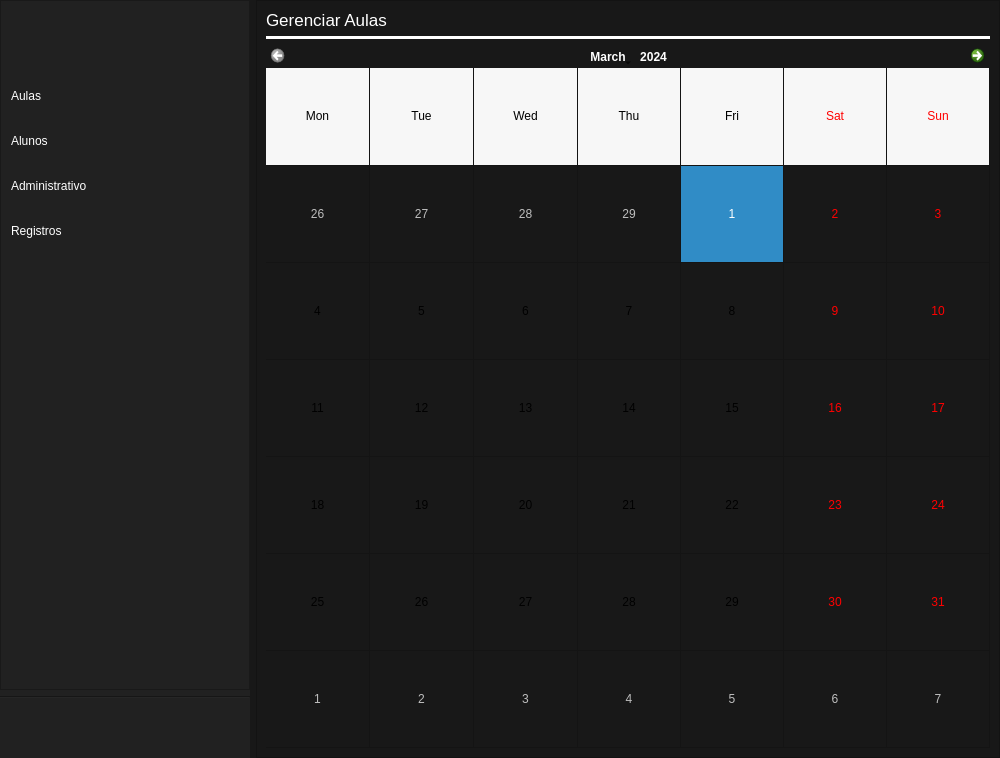
Before: the Qt Designer form views/ui/raw/main_view.ui in vitorcarnieli/desktop-bjjadmin, drawn with Qt 5.
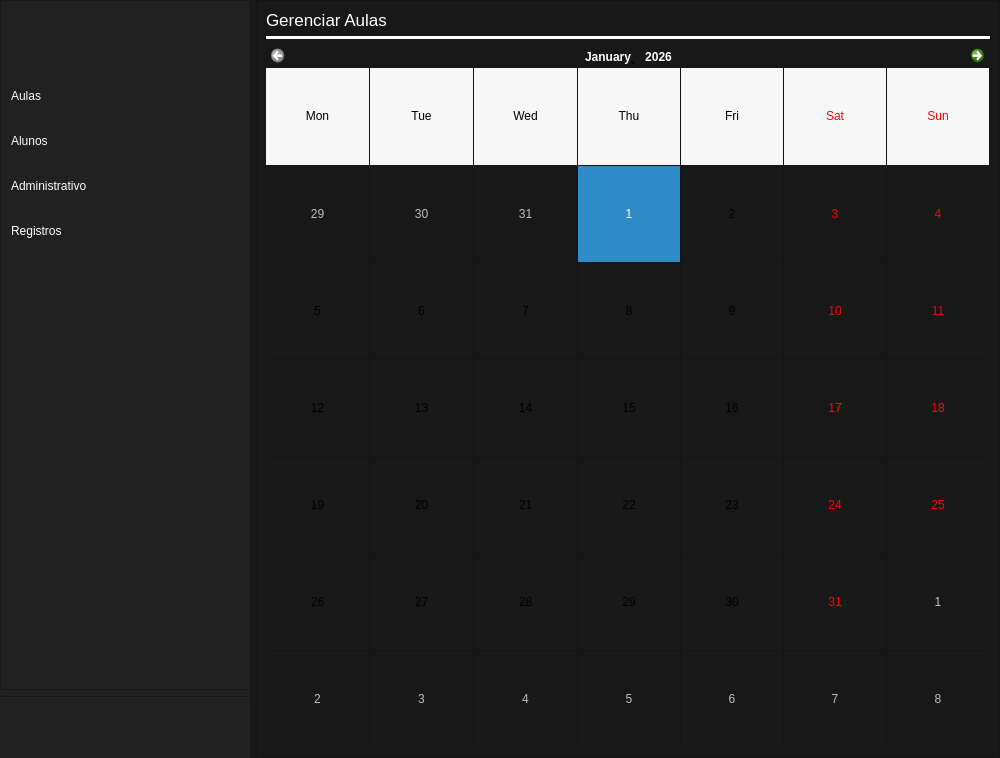
After: the same form once the commit is applied. Icons and pictures are not drawn.

```diff
--- a/views/ui/raw/main_view.ui
+++ b/views/ui/raw/main_view.ui
@@ -610,8 +610,8 @@
                </property>
                <property name="minimumDate">
                 <date>
-                 <year>2024</year>
-                 <month>3</month>
+                 <year>2026</year>
+                 <month>1</month>
                  <day>1</day>
                 </date>
                </property>
```
